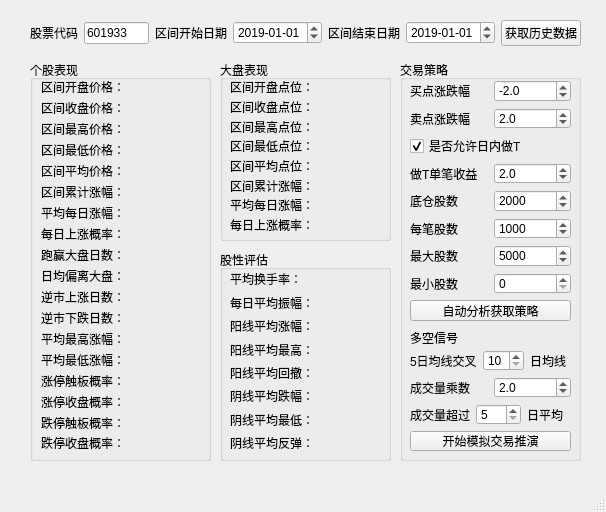
First picture: the form in QtDesign/StockAnalyzer.ui, repository victor647/QuantumStockTrade, before the edit.
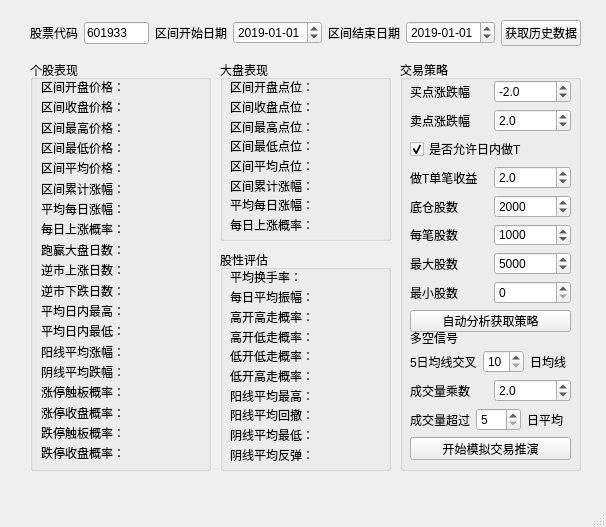
Second picture: the form after the edit.

```diff
--- a/QtDesign/StockAnalyzer.ui
+++ b/QtDesign/StockAnalyzer.ui
@@ -7,7 +7,7 @@
     <x>0</x>
     <y>0</y>
     <width>606</width>
-    <height>512</height>
+    <height>527</height>
    </rect>
   </property>
   <property name="windowTitle">
@@ -20,7 +20,7 @@
       <x>30</x>
       <y>60</y>
       <width>181</width>
-      <height>401</height>
+      <height>411</height>
      </rect>
     </property>
     <property name="font">
@@ -38,7 +38,7 @@
        <x>11</x>
        <y>19</y>
        <width>151</width>
-       <height>371</height>
+       <height>381</height>
       </rect>
      </property>
      <property name="font">
@@ -165,19 +165,6 @@
         </property>
        </widget>
       </item>
-      <item>
-       <widget class="QLabel" name="lblOffMarketPoint">
-        <property name="font">
-         <font>
-          <family>Microsoft YaHei UI</family>
-          <pointsize>9</pointsize>
-         </font>
-        </property>
-        <property name="text">
-         <string>日均偏离大盘：</string>
-        </property>
-       </widget>
-      </item>
       <item>
        <widget class="QLabel" name="lblInverseMarketUp">
         <property name="font">
@@ -213,7 +200,7 @@
          </font>
         </property>
         <property name="text">
-         <string>平均最高涨幅： </string>
+         <string>平均日内最高： </string>
         </property>
        </widget>
       </item>
@@ -226,7 +213,33 @@
          </font>
         </property>
         <property name="text">
-         <string>平均最低涨幅： </string>
+         <string>平均日内最低： </string>
+        </property>
+       </widget>
+      </item>
+      <item>
+       <widget class="QLabel" name="lblAverageCloseUp">
+        <property name="font">
+         <font>
+          <family>Microsoft YaHei UI</family>
+          <pointsize>9</pointsize>
+         </font>
+        </property>
+        <property name="text">
+         <string>阳线平均涨幅： </string>
+        </property>
+       </widget>
+      </item>
+      <item>
+       <widget class="QLabel" name="lblAverageCloseDown">
+        <property name="font">
+         <font>
+          <family>Microsoft YaHei UI</family>
+          <pointsize>9</pointsize>
+         </font>
+        </property>
+        <property name="text">
+         <string>阴线平均跌幅： </string>
         </property>
        </widget>
       </item>
@@ -592,7 +605,7 @@
       <x>400</x>
       <y>60</y>
       <width>181</width>
-      <height>401</height>
+      <height>411</height>
      </rect>
     </property>
     <property name="font">
@@ -610,7 +623,7 @@
        <x>10</x>
        <y>20</y>
        <width>161</width>
-       <height>241</height>
+       <height>252</height>
       </rect>
      </property>
      <property name="font">
@@ -957,7 +970,7 @@
        <x>10</x>
        <y>290</y>
        <width>161</width>
-       <height>101</height>
+       <height>110</height>
       </rect>
      </property>
      <property name="font">
@@ -1120,7 +1133,7 @@
       <x>220</x>
       <y>250</y>
       <width>171</width>
-      <height>211</height>
+      <height>221</height>
      </rect>
     </property>
     <property name="font">
@@ -1138,7 +1151,7 @@
        <x>10</x>
        <y>20</y>
        <width>151</width>
-       <height>181</height>
+       <height>191</height>
       </rect>
      </property>
      <property name="font">
@@ -1175,7 +1188,7 @@
        </widget>
       </item>
       <item>
-       <widget class="QLabel" name="lblAverageCloseUp">
+       <widget class="QLabel" name="lblHighOpenHighClose">
         <property name="font">
          <font>
           <family>Microsoft YaHei UI</family>
@@ -1183,7 +1196,46 @@
          </font>
         </property>
         <property name="text">
-         <string>阳线平均涨幅： </string>
+         <string>高开高走概率： </string>
+        </property>
+       </widget>
+      </item>
+      <item>
+       <widget class="QLabel" name="lblHighOpenLowClose">
+        <property name="font">
+         <font>
+          <family>Microsoft YaHei UI</family>
+          <pointsize>9</pointsize>
+         </font>
+        </property>
+        <property name="text">
+         <string>高开低走概率： </string>
+        </property>
+       </widget>
+      </item>
+      <item>
+       <widget class="QLabel" name="lblLowOpenLowClose">
+        <property name="font">
+         <font>
+          <family>Microsoft YaHei UI</family>
+          <pointsize>9</pointsize>
+         </font>
+        </property>
+        <property name="text">
+         <string>低开低走概率： </string>
+        </property>
+       </widget>
+      </item>
+      <item>
+       <widget class="QLabel" name="lblLowOpenHighClose">
+        <property name="font">
+         <font>
+          <family>Microsoft YaHei UI</family>
+          <pointsize>9</pointsize>
+         </font>
+        </property>
+        <property name="text">
+         <string>低开高走概率： </string>
         </property>
        </widget>
       </item>
@@ -1213,19 +1265,6 @@
         </property>
        </widget>
       </item>
-      <item>
-       <widget class="QLabel" name="lblAverageCloseDown">
-        <property name="font">
-         <font>
-          <family>Microsoft YaHei UI</family>
-          <pointsize>9</pointsize>
-         </font>
-        </property>
-        <property name="text">
-         <string>阴线平均跌幅： </string>
-        </property>
-       </widget>
-      </item>
       <item>
        <widget class="QLabel" name="lblAverageLowWhenDown">
         <property name="font">
```
